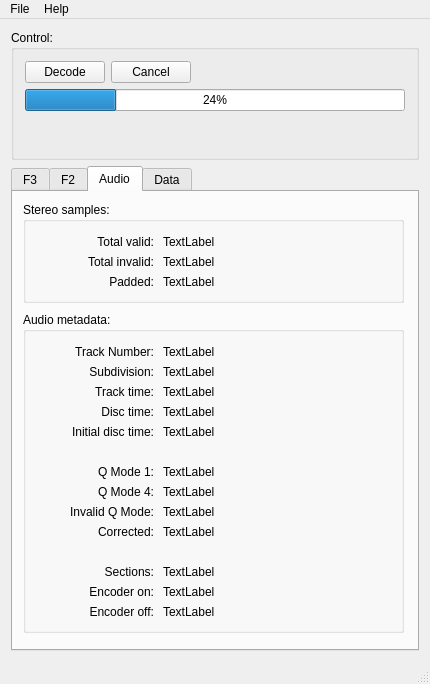
Above: tools/ld-process-efm/mainwindow.ui from happycube/ld-decode before the change. Below: the same form after it.
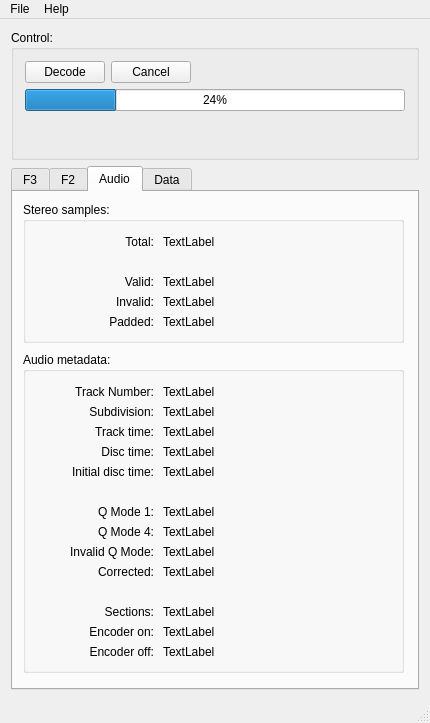
That is the form after the change. Icons and pictures are not drawn.

```diff
--- a/tools/ld-process-efm/mainwindow.ui
+++ b/tools/ld-process-efm/mainwindow.ui
@@ -7,7 +7,7 @@
     <x>0</x>
     <y>0</y>
     <width>430</width>
-    <height>684</height>
+    <height>723</height>
    </rect>
   </property>
   <property name="windowTitle">
@@ -745,7 +745,7 @@
             <x>10</x>
             <y>10</y>
             <width>381</width>
-            <height>101</height>
+            <height>141</height>
            </rect>
           </property>
           <property name="title">
@@ -755,13 +755,13 @@
            <property name="geometry">
             <rect>
              <x>10</x>
-             <y>30</y>
+             <y>70</y>
              <width>121</width>
              <height>20</height>
             </rect>
            </property>
            <property name="text">
-            <string>Total valid:</string>
+            <string>Valid:</string>
            </property>
            <property name="alignment">
             <set>Qt::AlignRight|Qt::AlignTrailing|Qt::AlignVCenter</set>
@@ -771,7 +771,7 @@
            <property name="geometry">
             <rect>
              <x>140</x>
-             <y>30</y>
+             <y>70</y>
              <width>231</width>
              <height>20</height>
             </rect>
@@ -784,13 +784,13 @@
            <property name="geometry">
             <rect>
              <x>10</x>
-             <y>50</y>
+             <y>90</y>
              <width>121</width>
              <height>20</height>
             </rect>
            </property>
            <property name="text">
-            <string>Total invalid:</string>
+            <string>Invalid:</string>
            </property>
            <property name="alignment">
             <set>Qt::AlignRight|Qt::AlignTrailing|Qt::AlignVCenter</set>
@@ -800,7 +800,7 @@
            <property name="geometry">
             <rect>
              <x>140</x>
-             <y>50</y>
+             <y>90</y>
              <width>231</width>
              <height>20</height>
             </rect>
@@ -813,7 +813,7 @@
            <property name="geometry">
             <rect>
              <x>10</x>
-             <y>70</y>
+             <y>110</y>
              <width>121</width>
              <height>20</height>
             </rect>
@@ -829,7 +829,36 @@
            <property name="geometry">
             <rect>
              <x>140</x>
-             <y>70</y>
+             <y>110</y>
+             <width>231</width>
+             <height>20</height>
+            </rect>
+           </property>
+           <property name="text">
+            <string>TextLabel</string>
+           </property>
+          </widget>
+          <widget class="QLabel" name="label_39">
+           <property name="geometry">
+            <rect>
+             <x>10</x>
+             <y>30</y>
+             <width>121</width>
+             <height>20</height>
+            </rect>
+           </property>
+           <property name="text">
+            <string>Total:</string>
+           </property>
+           <property name="alignment">
+            <set>Qt::AlignRight|Qt::AlignTrailing|Qt::AlignVCenter</set>
+           </property>
+          </widget>
+          <widget class="QLabel" name="audio_totalSamples">
+           <property name="geometry">
+            <rect>
+             <x>140</x>
+             <y>30</y>
              <width>231</width>
              <height>20</height>
             </rect>
@@ -843,7 +872,7 @@
           <property name="geometry">
            <rect>
             <x>10</x>
-            <y>120</y>
+            <y>160</y>
             <width>381</width>
             <height>321</height>
            </rect>
```
